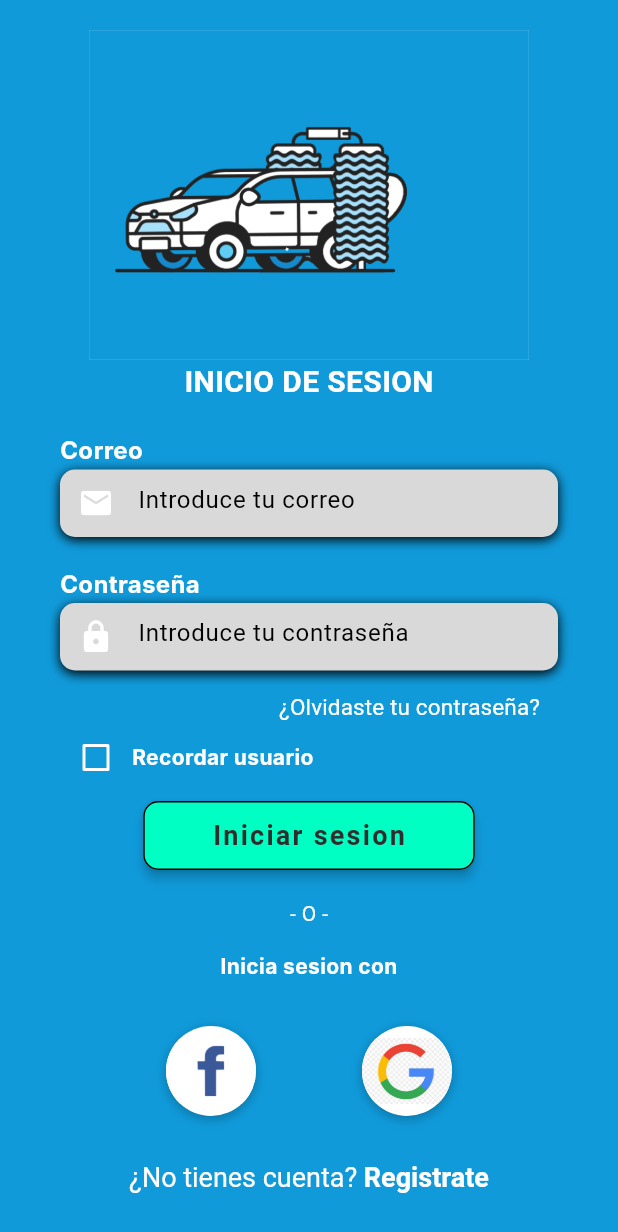
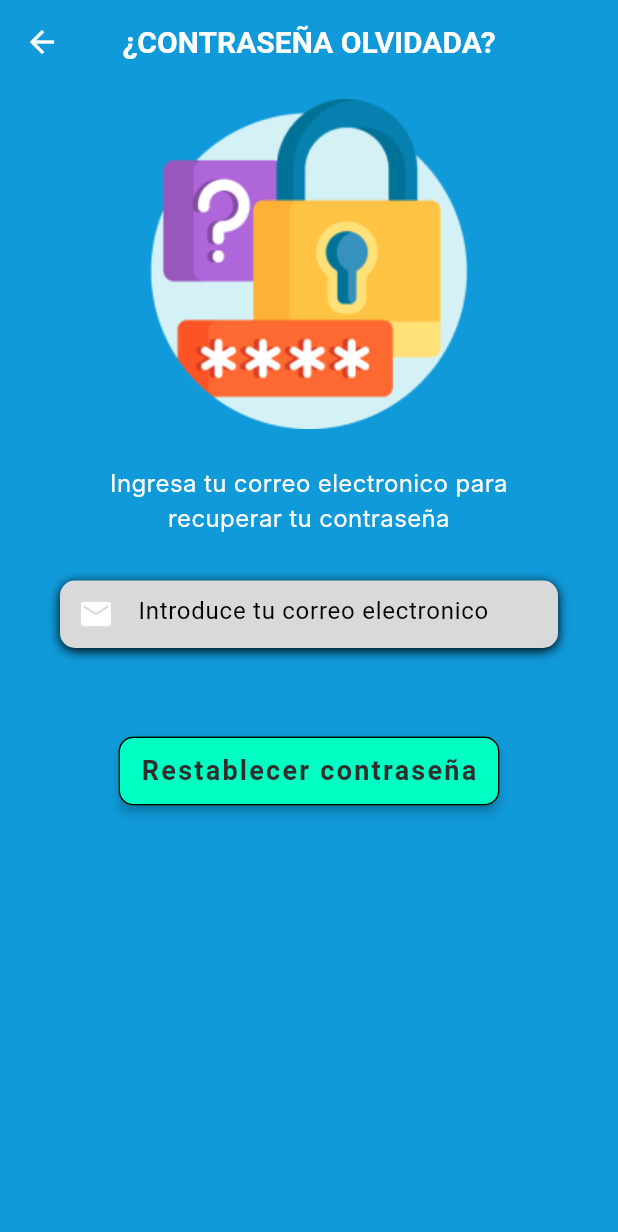
Before and after one commit to AlejandroR2000/MiAutolavado, a Flutter app: the screen it shows after launch, after a tap on "¿Olvidaste tu contraseña?", on a phone screen of 412 x 824 dp. Shown: the top 1232 px of the screen. Run offline on Flutter 3.47's test engine with Material 2 defaults, Android fonts, the phone set to English and light mode, and no system bars; Roboto replaces fonts that are missing (Inter, OpenSans).

Commit message:
avance domingo

```diff
--- a/lib/main.dart
+++ b/lib/main.dart
@@ -1,5 +1,6 @@
 import 'package:flutter/material.dart';
 import 'package:miautolavado/paginas/pagina_login.dart';
+import 'package:miautolavado/paginas/pagina_recuperarContra.dart';
 import 'package:miautolavado/paginas/pagina_registro.dart';
 
 
@@ -8,7 +9,7 @@ void main() {
 }
 
 class MyApp extends StatelessWidget {
-  const MyApp({super.key}); //ESTOY PROBANDO
+  const MyApp({super.key}); //
 
   // This widget is the root of your application.
   @override
@@ -23,6 +24,7 @@ class MyApp extends StatelessWidget {
       routes: <String, WidgetBuilder>{
         'Home': (BuildContext context) => PaginaLogin(),
         'Registro': (BuildContext context) => PaginaRegistro(),
+        'RecuperarContraseña': (BuildContext context) => PaginaRecuperarContra(),
       },
     );
   }
--- a/lib/paginas/pagina_login.dart
+++ b/lib/paginas/pagina_login.dart
@@ -1,12 +1,14 @@
 import 'package:flutter/material.dart';
 import 'package:flutter/services.dart';
+import 'package:miautolavado/paginas/pagina_recuperarContra.dart';
 import 'package:miautolavado/paginas/pagina_registro.dart';
 
 
 
 class PaginaLogin extends StatefulWidget {
+  const PaginaLogin({super.key});
   @override
-  _PaginaLogin createState() => _PaginaLogin();
+  State<PaginaLogin> createState() => _PaginaLogin();
 }
 
 class _PaginaLogin extends State<PaginaLogin> {
@@ -16,7 +18,7 @@ class _PaginaLogin extends State<PaginaLogin> {
     return Column(
       crossAxisAlignment: CrossAxisAlignment.start,
       children: <Widget>[
-        Text(
+        const Text(
           'Correo',
           style: TextStyle(
             color: Colors.white,
@@ -25,13 +27,13 @@ class _PaginaLogin extends State<PaginaLogin> {
             fontSize: 16,
           ),
         ),
-        SizedBox(height: 1.0),
+        const SizedBox(height: 1.0),
         Container(
           alignment: Alignment.centerLeft,
           decoration: BoxDecoration(
-            color: Color(0xFFD9D9D9),
+            color: const Color(0xFFD9D9D9),
             borderRadius: BorderRadius.circular(10.0),
-            boxShadow: [
+            boxShadow: const [
               BoxShadow(
                 color: Colors.black,
                 blurRadius: 6.0,
@@ -40,7 +42,7 @@ class _PaginaLogin extends State<PaginaLogin> {
             ],
           ),
           height: 45.0,
-          child: TextField(
+          child: const TextField(
             keyboardType: TextInputType.emailAddress,
             style: TextStyle(
               color: Colors.black,
@@ -53,7 +55,7 @@ class _PaginaLogin extends State<PaginaLogin> {
                 Icons.email,
                 color: Colors.white,
               ),
-              hintText: 'Introduce tu correo',
+              hintText: 'Introduce tu correo electronico',
               hintStyle: TextStyle(
                 color: Colors.black,
                 fontFamily: 'OpenSans',
@@ -69,7 +71,7 @@ class _PaginaLogin extends State<PaginaLogin> {
     return Column(
       crossAxisAlignment: CrossAxisAlignment.start,
       children: <Widget>[
-        Text(
+        const Text(
           'Contraseña',
           style: TextStyle(
             color: Colors.white,
@@ -78,13 +80,13 @@ class _PaginaLogin extends State<PaginaLogin> {
             fontSize: 16,
           ),
         ),
-        SizedBox(height: 1.0),
+        const SizedBox(height: 1.0),
         Container(
           alignment: Alignment.centerLeft,
           decoration: BoxDecoration(
-            color: Color(0xFFD9D9D9),
+            color: const Color(0xFFD9D9D9),
             borderRadius: BorderRadius.circular(10.0),
-            boxShadow: [
+            boxShadow: const [
               BoxShadow(
                 color: Colors.black,
                 blurRadius: 6.0,
@@ -93,7 +95,7 @@ class _PaginaLogin extends State<PaginaLogin> {
             ],
           ),
           height: 45.0,
-          child: TextField(
+          child: const TextField(
             keyboardType: TextInputType.emailAddress,
             obscureText: true,
             style: TextStyle(
@@ -123,8 +125,12 @@ class _PaginaLogin extends State<PaginaLogin> {
     return Container(
       alignment: Alignment.centerRight,
       child: TextButton(
-        onPressed: () => print('Forgot Password Button Pressed'),
-        child: Text(
+        onPressed: () => {
+          Navigator.push(context,
+              MaterialPageRoute(builder: (context) => const PaginaRecuperarContra())
+          )
+        },
+        child: const Text(
           '¿Olvidaste tu contraseña?',
           style: TextStyle(
             color: Colors.white,
@@ -154,7 +160,7 @@ class _PaginaLogin extends State<PaginaLogin> {
               },
             ),
           ),
-          Text(
+          const Text(
             'Recordar usuario',
             style: TextStyle(
               color: Colors.white,
@@ -171,23 +177,23 @@ class _PaginaLogin extends State<PaginaLogin> {
 
 
     return Container(
-      padding: EdgeInsets.all(18.0),
+      padding: const EdgeInsets.all(18.0),
       width: 257,
       child: ElevatedButton(
         style: ElevatedButton.styleFrom(
-            backgroundColor: Color(0xFF00FFC2),
+            backgroundColor: const Color(0xFF00FFC2),
             //background color of button
-            side: BorderSide(width: 1, color: Colors.black),
+            side: const BorderSide(width: 1, color: Colors.black),
             //border width and color
             elevation: 3,
             //elevation of button
             shape: RoundedRectangleBorder(
                 //to set border radius to button
                 borderRadius: BorderRadius.circular(10)),
-            padding: EdgeInsets.all(10) //content padding inside button
+            padding: const EdgeInsets.all(10) //content padding inside button
             ),
         onPressed: () => print('Login Button Pressed'),
-        child: Text(
+        child: const Text(
           'Iniciar sesion',
           style: TextStyle(
             color: Color(0xFF312D2D),
@@ -202,7 +208,7 @@ class _PaginaLogin extends State<PaginaLogin> {
   }
 
   Widget _buildSignInWithText() {
-    return Column(
+    return const Column(
       children: <Widget>[
         Text(
           '- O -',
@@ -233,7 +239,7 @@ class _PaginaLogin extends State<PaginaLogin> {
         decoration: BoxDecoration(
           shape: BoxShape.circle,
           color: Colors.white,
-          boxShadow: [
+          boxShadow: const [
             BoxShadow(
               color: Colors.black26,
               offset: Offset(0, 2),
@@ -250,19 +256,19 @@ class _PaginaLogin extends State<PaginaLogin> {
 
   Widget _buildSocialBtnRow() {
     return Padding(
-      padding: EdgeInsets.symmetric(vertical: 30.0),
+      padding: const EdgeInsets.symmetric(vertical: 30.0),
       child: Row(
         mainAxisAlignment: MainAxisAlignment.spaceEvenly,
         children: <Widget>[
           _buildSocialBtn(
              () => print('Login with Facebook'),
-            AssetImage(
+            const AssetImage(
               'imagenes/facebook.jpg',
             ),
           ),
           _buildSocialBtn(
             () => print('Login with Google'),
-            AssetImage(
+            const AssetImage(
               'imagenes/google.jpg',
             ),
           ),
@@ -275,11 +281,11 @@ class _PaginaLogin extends State<PaginaLogin> {
     return GestureDetector(
       onTap: () => {
         Navigator.push(context,
-          MaterialPageRoute(builder: (context) => PaginaRegistro())
+          MaterialPageRoute(builder: (context) => const PaginaRegistro())
         )
       },
       child: RichText(
-        text: TextSpan(
+        text: const TextSpan(
           children: [
             TextSpan(
               text: '¿No tienes cuenta? ',
@@ -306,7 +312,7 @@ class _PaginaLogin extends State<PaginaLogin> {
   @override
   Widget build(BuildContext context) {
     return Scaffold(
-      backgroundColor: Color(0xFF109ADA),
+      backgroundColor: const Color(0xFF109ADA),
       body: AnnotatedRegion<SystemUiOverlayStyle>(
         value: SystemUiOverlayStyle.light,
         child: GestureDetector(
@@ -316,8 +322,8 @@ class _PaginaLogin extends State<PaginaLogin> {
               Container(
                 height: double.infinity,
                 child: SingleChildScrollView(
-                  physics: AlwaysScrollableScrollPhysics(),
-                  padding: EdgeInsets.symmetric(
+                  physics: const AlwaysScrollableScrollPhysics(),
+                  padding: const EdgeInsets.symmetric(
                     horizontal: 40.0,
                     vertical: 20.0,
                   ),
@@ -329,7 +335,7 @@ class _PaginaLogin extends State<PaginaLogin> {
                         width: 400,
                         child: Image.asset('imagenes/lavado.gif'),
                       ),
-                      Text(
+                      const Text(
                         'INICIO DE SESION',
                         style: TextStyle(
                           color: Colors.white,
@@ -338,9 +344,9 @@ class _PaginaLogin extends State<PaginaLogin> {
                           fontWeight: FontWeight.bold,
                         ),
                       ),
-                      SizedBox(height: 20.0),
+                      const SizedBox(height: 20.0),
                       _buildEmailTF(),
-                      SizedBox(
+                      const SizedBox(
                         height: 20.0,
                       ),
                       _buildPasswordTF(),
--- /dev/null
+++ b/lib/paginas/pagina_recuperarContra.dart
@@ -0,0 +1,154 @@
+import 'package:flutter/material.dart';
+import 'package:flutter/services.dart';
+
+class PaginaRecuperarContra extends StatefulWidget {
+  const PaginaRecuperarContra({super.key});
+
+  @override
+  State<PaginaRecuperarContra> createState() => _PaginaRecuperarContraState();
+}
+
+class _PaginaRecuperarContraState extends State<PaginaRecuperarContra> {
+
+  Widget _buildCorreo() {
+    return Column(
+      crossAxisAlignment: CrossAxisAlignment.start,
+      children: <Widget>[
+        const Text(
+          'Ingresa tu correo electronico para recuperar tu contraseña',
+          textAlign: TextAlign.center,
+          style: TextStyle(
+            color: Colors.white,
+            fontWeight: FontWeight.normal,
+            fontFamily: 'Inter',
+            fontSize: 16,
+          ),
+        ),
+
+        const SizedBox(height: 30),
+        Container(
+          alignment: Alignment.centerLeft,
+          decoration: BoxDecoration(
+            color: const Color(0xFFD9D9D9),
+            borderRadius: BorderRadius.circular(10.0),
+            boxShadow: const [
+              BoxShadow(
+                color: Colors.black,
+                blurRadius: 6.0,
+                offset: Offset(0, 2),
+              ),
+            ],
+          ),
+          height: 45.0,
+          child: const TextField(
+            keyboardType: TextInputType.emailAddress,
+            style: TextStyle(
+              color: Colors.black,
+              fontFamily: 'OpenSans',
+            ),
+            decoration: InputDecoration(
+              border: InputBorder.none,
+              contentPadding: EdgeInsets.only(top: 7.0),
+              prefixIcon: Icon(
+                Icons.email,
+                color: Colors.white,
+              ),
+              hintText: 'Introduce tu correo electronico',
+              hintStyle: TextStyle(
+                color: Colors.black,
+                fontFamily: 'OpenSans',
+              ),
+            ),
+          ),
+        ),
+      ],
+    );
+  }
+
+  Widget _buildBtnRecuperar() {
+    return Container(
+      padding: const EdgeInsets.all(8.0),
+      width: 270,
+      child: ElevatedButton(
+        style: ElevatedButton.styleFrom(
+            backgroundColor: const Color(0xFF00FFC2),
+            //background color of button
+            side: const BorderSide(width: 1, color: Colors.black),
+            //border width and color
+            elevation: 3,
+            //elevation of button
+            shape: RoundedRectangleBorder(
+              //to set border radius to button
+                borderRadius: BorderRadius.circular(10)),
+            padding: const EdgeInsets.all(10) //content padding inside button
+        ),
+        onPressed: () => print('Login Button Pressed'),
+        child: const Text(
+          'Restablecer contraseña',
+          style: TextStyle(
+            color: Color(0xFF312D2D),
+            letterSpacing: 1.5,
+            fontSize: 18.0,
+            fontWeight: FontWeight.bold,
+            fontFamily: 'OpenSans',
+          ),
+        ),
+      ),
+    );
+  }
+
+
+  @override
+  Widget build(BuildContext context) {
+    return Scaffold(
+      appBar: AppBar(
+        leading: const BackButton(color: Colors.white,),
+        backgroundColor: const Color(0xFF109ADA),
+        centerTitle: true,
+        title: const Text("¿CONTRASEÑA OLVIDADA?",
+          style: TextStyle(
+            color: Colors.white,
+            fontFamily: 'OpenSans',
+            fontSize: 20.0,
+            fontWeight: FontWeight.bold,
+          ),
+        ),
+      ),
+      backgroundColor: const Color(0xFF109ADA),
+      body: AnnotatedRegion<SystemUiOverlayStyle>(
+        value: SystemUiOverlayStyle.light,
+        child: GestureDetector(
+          onTap: () => FocusScope.of(context).unfocus(),
+          child: Stack(
+            children: <Widget>[
+              Container(
+                height: double.infinity,
+                child: SingleChildScrollView(
+                  physics: const AlwaysScrollableScrollPhysics(),
+                  padding: const EdgeInsets.symmetric(
+                    horizontal: 40.0,
+                    vertical: 10.0,
+                  ),
+                  child: Column(
+                    mainAxisAlignment: MainAxisAlignment.center,
+                    children: [
+                      SizedBox(
+                        height: 220,
+                        width: 212,
+                        child: Image.asset('imagenes/recuperacontra.png'),
+                      ),
+                      const SizedBox(height: 25.0),
+                      _buildCorreo(),
+                      const SizedBox(height: 50.0,),
+                      _buildBtnRecuperar()
+                    ],
+                  ),
+                ),
+              )
+            ],
+          ),
+        ),
+      ),
+    );
+  }
+}
```
Also changed, not shown: lib/paginas/pagina_registro.dart (+51 -51 lines), imagenes/recuperacontra.png (added).
